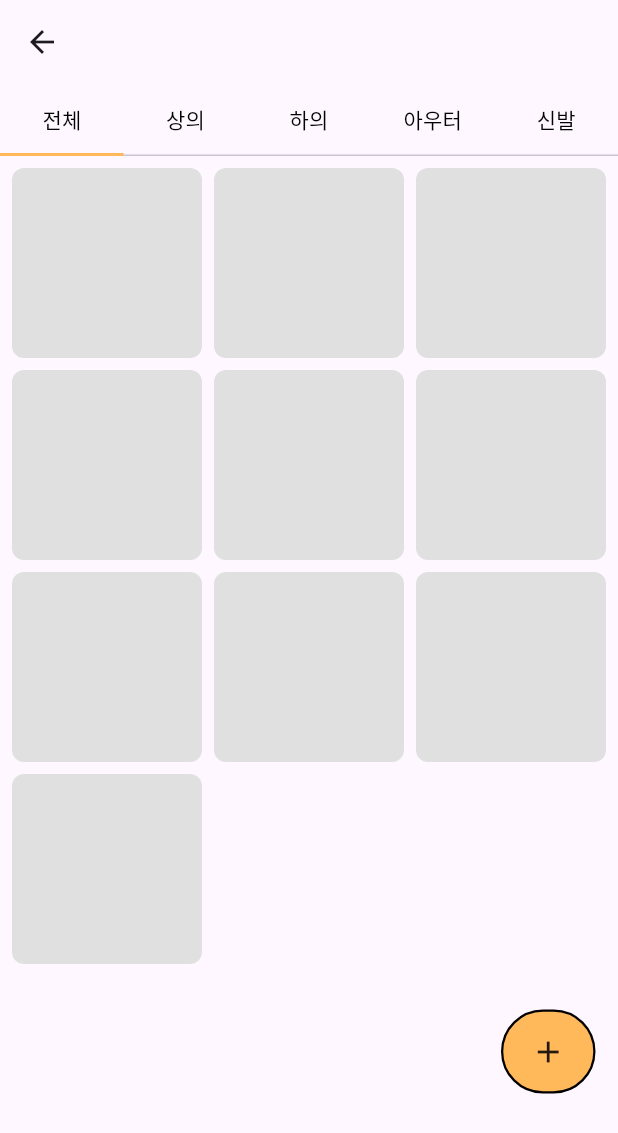
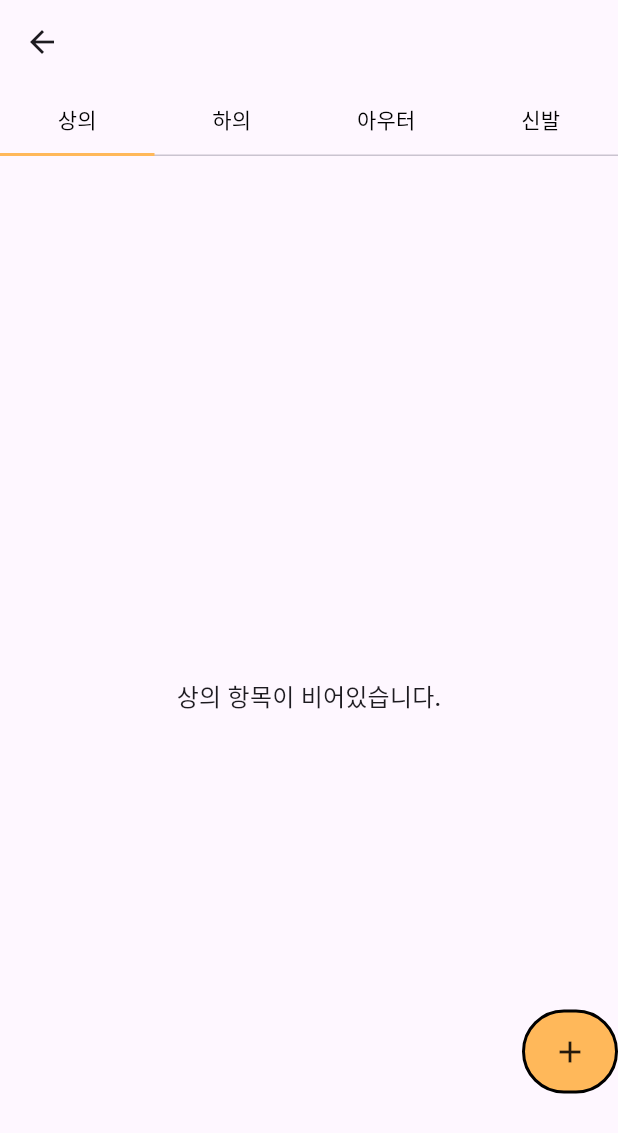
Before and after one commit to mousepotato03/coordination_app, a Flutter app: the ClosetPage screen opened directly, on a phone screen of 412 x 824 dp. Shown: the top 1133 px of the screen. Run offline on Flutter 3.47's test engine with Material 3 defaults, Android fonts, the phone set to English and light mode, and no system bars; our stand-ins replace dio, flutter_riverpod, flutter_svg, freezed_annotation, get_it, go_router and 5 more; accounts and stored records are empty.

Commit message:
Closet Page ImagePicker 패키지 적용 및 Hive에 이미지 저장 불러오기 구현

```diff
--- a/lib/core/extenstions.dart
+++ b/lib/core/extenstions.dart
@@ -1,3 +1,5 @@
+import 'package:intl/intl.dart';
+
 import 'constants.dart';
 
 extension StatusEx on Status {
@@ -11,3 +13,7 @@ extension StringEx on String {
   bool get isSuccess => this == "SUCCESS";
   bool get isError => this == "ERROR";
 }
+
+extension DateTimeEx on DateTime {
+  String get formattedDate => DateFormat('yyyy-MM-dd').format(this);
+}
--- a/lib/data/entity/my_clothes/my_clothes.entity.dart
+++ b/lib/data/entity/my_clothes/my_clothes.entity.dart
@@ -12,10 +12,10 @@ class MyClothesEntity extends HiveObject {
   final String imagePath;
 
   @HiveField(2)
-  final ClosetCategory category;
+  final String category;
 
   @HiveField(3)
-  final DateTime createdAt;
+  final String createdAt;
 
   @HiveField(4, defaultValue: '')
   final String memo;
--- a/lib/data/mapper/my_clothes_mapper.dart
+++ b/lib/data/mapper/my_clothes_mapper.dart
@@ -1,4 +1,5 @@
 import '../../domain/model/my_clothes/my_clothes.model.dart';
+import '../../presentation/pages/closet/closet_category.dart';
 import '../entity/my_clothes/my_clothes.entity.dart';
 
 //model => entity
@@ -7,7 +8,7 @@ extension MyClothesEx on MyClothes {
     return MyClothesEntity(
       id: id,
       imagePath: imagePath,
-      category: category,
+      category: category.name,
       createdAt: createdAt,
       memo: memo,
     );
@@ -20,7 +21,7 @@ extension MyClothesEntityEX on MyClothesEntity {
     return MyClothes(
       id: id,
       imagePath: imagePath,
-      category: category,
+      category: ClosetCategory.values.firstWhere((e) => e.name == category),
       createdAt: createdAt,
       memo: memo,
     );
--- a/lib/domain/model/my_clothes/my_clothes.model.dart
+++ b/lib/domain/model/my_clothes/my_clothes.model.dart
@@ -11,7 +11,7 @@ class MyClothes with _$MyClothes {
     required String id,
     required String imagePath,
     required ClosetCategory category,
-    required DateTime createdAt,
+    required String createdAt,
     @Default('') String memo,
   }) = _MyClothes;
 
--- a/lib/main.dart
+++ b/lib/main.dart
@@ -2,6 +2,7 @@ import 'package:flutter/material.dart';
 import 'package:flutter_riverpod/flutter_riverpod.dart';
 import 'package:hive_flutter/hive_flutter.dart';
 
+import 'data/entity/my_clothes/my_clothes.entity.dart';
 import 'data/entity/my_size/my_size_info.entity.dart';
 import 'dependency_injection.dart';
 import 'presentation/routes/routes.dart';
@@ -10,6 +11,7 @@ void main() async {
   //Hive
   await Hive.initFlutter();
   Hive.registerAdapter(MySizeInfoEntityAdapter());
+  Hive.registerAdapter(MyClothesEntityAdapter());
 
   //의존성 주입
   configureDependencies();
--- a/lib/presentation/pages/closet/closet_category.dart
+++ b/lib/presentation/pages/closet/closet_category.dart
@@ -1,5 +1,4 @@
 enum ClosetCategory {
-  all('전체'),
   top('상의'),
   bottom('하의'),
   outer('아우터'),
--- a/lib/presentation/pages/closet/closet_page.dart
+++ b/lib/presentation/pages/closet/closet_page.dart
@@ -1,14 +1,34 @@
+import 'dart:io';
+
 import 'package:flutter/material.dart';
+import 'package:flutter_riverpod/flutter_riverpod.dart';
 
+import '../../../core/constants.dart';
 import '../../../core/theme/constant/app_colors.dart';
+import 'closet_category.dart';
+import 'riverpod/closet_provider.dart';
 import 'widgets/custom_fab.dart';
-import 'closet_category.dart';
 
-class ClosetPage extends StatelessWidget {
+class ClosetPage extends ConsumerStatefulWidget {
   const ClosetPage({super.key});
 
   @override
+  ConsumerState<ClosetPage> createState() => _ClosetPageState();
+}
+
+class _ClosetPageState extends ConsumerState<ClosetPage> {
+  @override
+  void initState() {
+    super.initState();
+    WidgetsBinding.instance.addPostFrameCallback((_) {
+      ref.read(closetProvider.notifier).getMyClothes(ClosetCategory.top);
+    });
+  }
+
+  @override
   Widget build(BuildContext context) {
+    final myCloset = ref.watch(closetProvider);
+
     return DefaultTabController(
       length: ClosetCategory.values.length,
       child: Scaffold(
@@ -21,35 +41,51 @@ class ClosetPage extends StatelessWidget {
             tabs: ClosetCategory.values
                 .map((category) => Tab(text: category.label))
                 .toList(),
+            onTap: (index) {
+              ref.read(closetProvider.notifier).getMyClothes(
+                    ClosetCategory.values[index],
+                  );
+            },
           ),
         ),
         body: Stack(
           children: [
             TabBarView(
               children: ClosetCategory.values.map((category) {
-                return GridView.builder(
+                return switch (myCloset.status) {
+                  Status.initial ||
+                  Status.loading =>
+                    const Center(child: CircularProgressIndicator()),
+                  Status.success => myCloset.clothes.isEmpty
+                      ? Center(
+                          child: Text(
+                            "${category.label} 항목이 비어있습니다.",
+                            style: Theme.of(context).textTheme.titleMedium,
+                          ),
+                        )
+                      : GridView.builder(
                           padding: const EdgeInsets.only(
                             left: 8.0,
                             right: 8.0,
                             top: 8.0,
                             bottom: 90.0,
                           ),
-                  gridDelegate: const SliverGridDelegateWithFixedCrossAxisCount(
+                          gridDelegate:
+                              const SliverGridDelegateWithFixedCrossAxisCount(
                             crossAxisCount: 3,
                             crossAxisSpacing: 8.0,
                             mainAxisSpacing: 8.0,
                             childAspectRatio: 1,
                           ),
-                  itemCount: 10,
+                          itemCount: myCloset.clothes.length,
                           itemBuilder: (context, index) {
-                    return Container(
-                      decoration: BoxDecoration(
-                        color: Colors.grey[300],
-                        borderRadius: BorderRadius.circular(8.0),
-                      ),
+                            return Image.file(
+                              File(myCloset.clothes[index].imagePath),
                             );
                           },
-                );
+                        ),
+                  Status.error => const Text("에러임 ㅇㅇ;"),
+                };
               }).toList(),
             ),
             const CustomFAB(),
--- a/lib/presentation/pages/closet/widgets/custom_fab.dart
+++ b/lib/presentation/pages/closet/widgets/custom_fab.dart
@@ -1,4 +1,6 @@
 import 'package:flutter/material.dart';
+import 'package:go_router/go_router.dart';
+import 'package:image_picker/image_picker.dart';
 import '../../../../../core/theme/constant/app_colors.dart';
 
 class CustomFAB extends StatefulWidget {
@@ -8,7 +10,7 @@ class CustomFAB extends StatefulWidget {
   State<CustomFAB> createState() => _CustomFABState();
 }
 
-  class _CustomFABState extends State<CustomFAB> {
+class _CustomFABState extends State<CustomFAB> {
   bool isExpanded = false;
 
   @override
@@ -19,7 +21,8 @@ class CustomFAB extends StatefulWidget {
           ignoring: !isExpanded,
           child: AnimatedContainer(
             duration: const Duration(milliseconds: 300),
-            color: isExpanded ? Colors.black.withOpacity(0.6) : Colors.transparent,
+            color:
+                isExpanded ? Colors.black.withOpacity(0.6) : Colors.transparent,
           ),
         ),
         Positioned(
@@ -51,8 +54,13 @@ class CustomFAB extends StatefulWidget {
                       crossAxisAlignment: CrossAxisAlignment.start,
                       children: [
                         GestureDetector(
-                          onTap: () {
-                            // TODO: 갤러리 기능 구현
+                          onTap: () async {
+                            final file = await ImagePicker()
+                                .pickImage(source: ImageSource.gallery);
+                            if (file != null && context.mounted) {
+                              context.push('/clothes-detail', extra: file.path);
+                            }
+                            setState(() => isExpanded = false);
                           },
                           child: const Row(
                             children: [
@@ -69,14 +77,19 @@ class CustomFAB extends StatefulWidget {
                         ),
                         const SizedBox(height: 10),
                         GestureDetector(
-                          onTap: () {
-                            // TODO: 카메라 기능 구현
+                          onTap: () async {
+                            final file = await ImagePicker()
+                                .pickImage(source: ImageSource.camera);
+                            if (file != null && context.mounted) {
+                              context.push('/clothes-detail', extra: file.path);
+                            }
+                            setState(() => isExpanded = false);
                           },
                           child: const Row(
                             children: [
                               Icon(Icons.camera_alt, size: 24),
                               SizedBox(width: 8),
-                              Text('사진'),
+                              Text('카메라'),
                             ],
                           ),
                         ),
@@ -86,25 +99,18 @@ class CustomFAB extends StatefulWidget {
                 ),
                 GestureDetector(
                   onTap: () => setState(() => isExpanded = !isExpanded),
-                  child: AnimatedContainer(
-                    duration: const Duration(milliseconds: 300),
+                  child: Container(
                     height: 56,
                     padding: const EdgeInsets.symmetric(horizontal: 18),
-                    margin: const EdgeInsets.only(right: 15),
                     decoration: BoxDecoration(
                       color: AppColors.primary,
                       borderRadius: BorderRadius.circular(30),
-                      border: Border.all(color: AppColors.black, width: 1.5),
+                      border: Border.all(color: AppColors.black, width: 2),
                     ),
-                    child: Row(
-                      mainAxisSize: MainAxisSize.min,
-                      children: [
-                        AnimatedRotation(
-                          turns: isExpanded ? 0.125 : 0,
-                          duration: const Duration(milliseconds: 300),
-                          child: const Icon(Icons.add),
-                        ),
-                      ],
+                    child: AnimatedRotation(
+                      turns: isExpanded ? 0.125 : 0,
+                      duration: const Duration(milliseconds: 200),
+                      child: const Icon(Icons.add),
                     ),
                   ),
                 ),
--- a/lib/presentation/pages/profile/riverpod/my_size_info_provider.dart
+++ b/lib/presentation/pages/profile/riverpod/my_size_info_provider.dart
@@ -21,7 +21,7 @@ final mySizeInfoProvider =
 class MySizeInfoNotifier extends StateNotifier<MySizeInfoState> {
   final MySizeInfoUsecase _mySizeInfoUsecase;
 
-  MySizeInfoNotifier(this._mySizeInfoUsecase) : super(MySizeInfoState());
+  MySizeInfoNotifier(this._mySizeInfoUsecase) : super(const MySizeInfoState());
 
   Future<void> getMySizeInfo() async {
     state = state.copyWith(status: Status.loading);
--- a/lib/presentation/pages/profile/riverpod/my_size_info_state.dart
+++ b/lib/presentation/pages/profile/riverpod/my_size_info_state.dart
@@ -8,7 +8,7 @@ part 'my_size_info_state.freezed.dart';
 
 @freezed
 class MySizeInfoState with _$MySizeInfoState {
-  factory MySizeInfoState({
+  const factory MySizeInfoState({
     @Default(Status.initial) Status status,
     @Default(MySizeInfo()) MySizeInfo mySizeInfo,
     @Default(ErrorResponse()) ErrorResponse error,
--- a/lib/presentation/routes/route_path.dart
+++ b/lib/presentation/routes/route_path.dart
@@ -4,4 +4,7 @@ class RoutePath {
 
   //splash_page
   static const String splash = "/splash";
+
+  //clothes_detail
+  static const String clothesDetail = "/clothes-detail";
 }
--- a/lib/presentation/routes/routes.dart
+++ b/lib/presentation/routes/routes.dart
@@ -1,6 +1,7 @@
 import 'package:go_router/go_router.dart';
 
 import '../main/main_screen.dart';
+import '../pages/closet/clothes_detail_page.dart';
 import '../pages/splash/splash_page.dart';
 import 'route_path.dart';
 
@@ -16,6 +17,13 @@ final GoRouter router = GoRouter(
       name: "main",
       builder: (context, state) => const MainScreen(),
     ),
+    GoRoute(
+      path: RoutePath.clothesDetail,
+      name: "clothesDetail",
+      builder: (context, state) => ClothesDetailPage(
+        imagePath: state.extra as String,
+      ),
+    ),
   ],
   initialLocation: RoutePath.splash,
 );
--- a/pubspec.yaml
+++ b/pubspec.yaml
@@ -54,6 +54,8 @@ dependencies:
 
   dio: ^5.7.0
   image_picker: ^1.1.2
+  timeago: ^3.7.0
+  intl: ^0.19.0
 
 dev_dependencies:
   flutter_test:
```
Also changed, not shown: lib/domain/usecase/my_closet/get_my_closet.usecase.dart (+13 -4 lines), lib/presentation/pages/closet/clothes_detail_page.dart (added, +129 -0 lines), lib/presentation/pages/closet/riverpod/closet_provider.dart (added, +134 -0 lines), lib/presentation/pages/closet/riverpod/closet_state.dart (added, +17 -0 lines), lib/data/entity/my_clothes/my_clothes.entity.g.dart, lib/dependency_injection.config.dart, lib/domain/model/my_clothes/my_clothes.model.freezed.dart, lib/domain/model/my_clothes/my_clothes.model.g.dart, lib/presentation/pages/closet/riverpod/closet_category_provider.dart (deleted), lib/presentation/pages/closet/riverpod/closet_state.freezed.dart (added), lib/presentation/pages/profile/riverpod/my_size_info_state.freezed.dart, pubspec.lock. Lines whose indentation alone changed are shown as unchanged.
